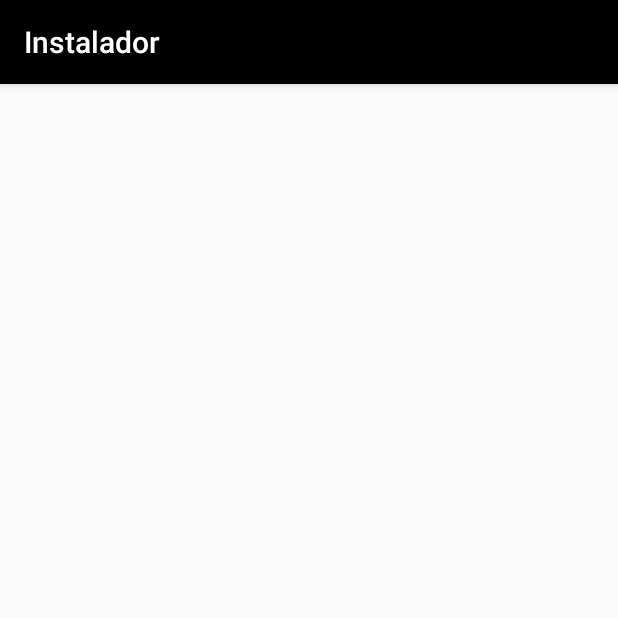
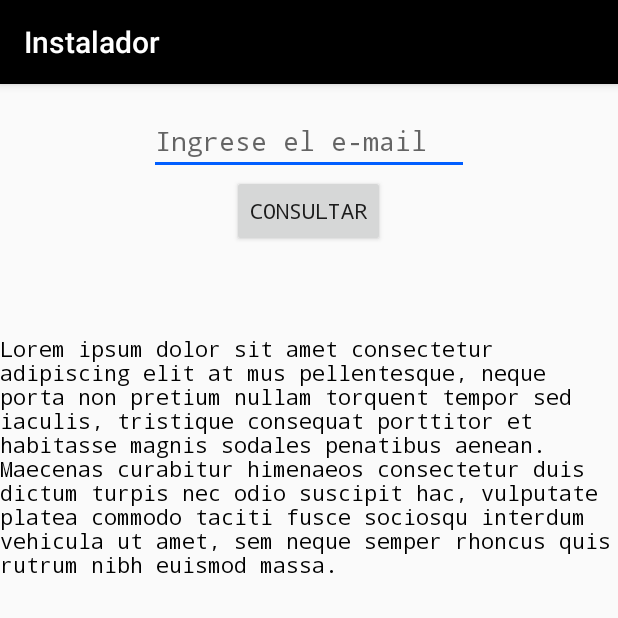
Before and after one commit to PabloSorzano/Instalador_AP, an Android app: the Consultar screen opened directly, with no data from a screen before it, on a phone screen of 412 x 824 dp, the top half of it. Run offline under Robolectric (Android 15) with nearby library versions, the phone set to English and light mode, and no system bars.

Commit message:
Funcional BD

```diff
--- a/app/src/main/java/ipn/cecyt9/instalador_pa/Consultar.java
+++ b/app/src/main/java/ipn/cecyt9/instalador_pa/Consultar.java
@@ -1,16 +1,22 @@
 package ipn.cecyt9.instalador_pa;
 
-import android.database.Cursor;
+import android.database.*;
 import android.database.sqlite.SQLiteDatabase;
 import android.support.v7.app.AppCompatActivity;
 import android.os.Bundle;
-import android.widget.TextView;
+import android.view.View;
+import android.widget.EditText;
+import android.widget.*;
 import android.widget.Toast;
 
 import ipn.cecyt9.instalador_pa.data.SmartConstract;
 import ipn.cecyt9.instalador_pa.data.SmartHouseDBHelper;
 
 public class Consultar extends AppCompatActivity {
+    TextView text;
+    Button cons;
+    EditText mai;
+
     SmartHouseDBHelper jj ;
     SQLiteDatabase sqLiteDatabase ;
     Cursor cursor;
@@ -19,20 +25,42 @@ public class Consultar extends AppCompatActivity {
     String nombre, email, pass;
     @Override
     protected void onCreate(Bundle savedInstanceState) {
+        Toast.makeText(getApplicationContext(),"Ingrese un correo para buscar al usuario", Toast.LENGTH_SHORT).show();
         super.onCreate(savedInstanceState);
         setContentView(R.layout.activity_consultar);
+
+        cons = (Button)findViewById(R.id.cons);
+        text = (TextView)findViewById(R.id.text);
+        mai = (EditText)findViewById(R.id.mai) ;
+
+        cons.setOnClickListener(new View.OnClickListener() {
+            @Override
+            public void onClick(View view) {
+                if(!mai.getText().toString().trim().isEmpty()){
+                    consult();
+                }else{
+                    Toast.makeText(getApplicationContext(), "Ingrese un correo a buscar por favor", Toast.LENGTH_SHORT).show();
+                }
+            }
+        });
 
         jj = new SmartHouseDBHelper(getApplicationContext());
         sqLiteDatabase = jj.getWritableDatabase();
 
 
+
+
+
+    }
+
+    public void consult(){
         String table = SmartConstract.UsrEntry.TABLE_NAME;
         String[] columns = {SmartConstract.UsrEntry.ID_USUARIO,
                 SmartConstract.UsrEntry.NAME_USUARIO,
                 SmartConstract.UsrEntry.EMAIL,
                 SmartConstract.UsrEntry.CONTRASEÑA};
-        String selection = null;
-        String[] selectionArgs = null;
+        String selection = ""+SmartConstract.UsrEntry.EMAIL+" = ?";
+        String[] selectionArgs = {mai.getText().toString().trim()};
         String groupBy = null;
         String having = null;
         String orderBy = null;
@@ -54,9 +82,9 @@ public class Consultar extends AppCompatActivity {
                 nombre = cursor.getString(1);
                 email = cursor.getString(2);
                 pass = cursor.getString(3);
-                TextView dato = new TextView(getApplicationContext());
-                dato.append(""+idUsr+"");
             } while(cursor.moveToNext());
-        }else{}
+        }else{
+            Toast.makeText(getApplicationContext(), "No existen registros", Toast.LENGTH_SHORT).show();
+        }
     }
 }
--- a/app/src/main/java/ipn/cecyt9/instalador_pa/Inicio.java
+++ b/app/src/main/java/ipn/cecyt9/instalador_pa/Inicio.java
@@ -42,25 +42,21 @@ public class Inicio extends AppCompatActivity {
 
     public void add(View view){
         Intent cambio = new Intent(getApplicationContext(), Usuario.class);
-        finish();
         startActivity(cambio);
     }
 
     public void del(View view){
         Intent cambio = new Intent(getApplicationContext(), Eliminar.class);
-        finish();
         startActivity(cambio);
     }
 
     public void consult(View view){
         Intent cambio = new Intent(getApplicationContext(), Consultar.class);
-        finish();
         startActivity(cambio);
     }
 
     public void edit(View view){
         Intent cambio = new Intent(getApplicationContext(), Editar.class);
-        finish();
         startActivity(cambio);
     }
 
--- a/app/src/main/java/ipn/cecyt9/instalador_pa/data/SmartHouseDBHelper.java
+++ b/app/src/main/java/ipn/cecyt9/instalador_pa/data/SmartHouseDBHelper.java
@@ -41,7 +41,7 @@ public class SmartHouseDBHelper extends SQLiteOpenHelper {
                 + "FOREIGN KEY (" + SmartConstract.CasaEntry.ID_USUARIO + ") REFERENCES USUARIO("+ SmartConstract.UsrEntry.ID_USUARIO +") ON DELETE CASCADE ON UPDATE CASCADE)");
 
         db.execSQL("CREATE TABLE " + SmartConstract.CuartoEntry.TABLE_NAME + " ("
-                + SmartConstract.CuartoEntry.ID_CUARTO + " INTEGER PRIMARY KEY AUTOINCREMENT,"
+                + SmartConstract.CuartoEntry.ID_CUARTO + " INTEGER PRIMARY KEY AUTOINCREMENT," //raro
                 + SmartConstract.CuartoEntry.ID_CASA + " INTEGER NOT NULL,"
                 + SmartConstract.CuartoEntry.NOMBRE_CUARTO + " TEXT NOT NULL,"
                 + SmartConstract.CuartoEntry.NUMERO_PISO + " TEXT NOT NULL,"
@@ -56,7 +56,7 @@ public class SmartHouseDBHelper extends SQLiteOpenHelper {
                 + "UNIQUE (" + SmartConstract.CatDispEntry.ID_TIPO_DISP + "))");
 
         db.execSQL("CREATE TABLE " + SmartConstract.CuartoDispEntry.TABLE_NAME + " ("
-                + SmartConstract.CuartoDispEntry.ID_CUARTO_DISP + " INTEGER PRIMARY KEY AUTOINCREMENT,"
+                + SmartConstract.CuartoDispEntry.ID_CUARTO_DISP + " INTEGER PRIMARY KEY AUTOINCREMENT," //raro
                 + SmartConstract.CuartoDispEntry.ID_CUARTO + " INTEGER NOT NULL,"
                 + SmartConstract.CuartoDispEntry.ID_TIPO_DISP + " INTEGER NOT NULL,"
                 + "UNIQUE (" + SmartConstract.CuartoDispEntry.ID_CUARTO_DISP + "),"
--- a/app/src/main/res/layout/activity_consultar.xml
+++ b/app/src/main/res/layout/activity_consultar.xml
@@ -1,16 +1,68 @@
 <?xml version="1.0" encoding="utf-8"?>
-<ScrollView xmlns:android="http://schemas.android.com/apk/res/android"
+<LinearLayout xmlns:android="http://schemas.android.com/apk/res/android"
     xmlns:app="http://schemas.android.com/apk/res-auto"
     xmlns:tools="http://schemas.android.com/tools"
     android:layout_width="match_parent"
     android:layout_height="match_parent"
-    tools:context=".Consultar">
+    tools:context=".Consultar"
+    android:orientation="vertical"
+    android:weightSum="1"
+    >
+<RelativeLayout
+    android:layout_width="match_parent"
+    android:layout_height="wrap_content"
+    android:layout_weight=".05"
+    >
 
-        <LinearLayout
+
+        <EditText
+            android:id="@+id/mai"
+            android:layout_width="wrap_content"
+            android:layout_height="wrap_content"
+            android:layout_alignParentTop="true"
+            android:layout_centerHorizontal="true"
+            android:layout_marginTop="15dp"
+            android:ems="10"
+            android:hint="Ingrese el e-mail"
+            android:inputType="textEmailAddress"
+            android:typeface="monospace"
+            />
+
+        <Button
+            android:id="@+id/cons"
+            android:layout_width="wrap_content"
+            android:layout_height="wrap_content"
+            android:layout_below="@+id/mai"
+            android:layout_centerHorizontal="true"
+            android:text="CONSULTAR"
+            android:typeface="monospace"
+            app:layout_constraintStart_toStartOf="@+id/mai"
+            app:layout_constraintTop_toBottomOf="@+id/mai" />
+</RelativeLayout>
+
+<RelativeLayout
+    android:layout_width="match_parent"
+    android:layout_height="wrap_content"
+    android:layout_weight=".95"
+    >
+
+
+        <ScrollView
+            android:layout_height="wrap_content"
+            android:layout_width="wrap_content"
+            >
+
+        </ScrollView>
+
+        <TextView
+            android:id="@+id/text"
             android:layout_width="match_parent"
             android:layout_height="wrap_content"
-            android:orientation="vertical" />
-
-
-
-</ScrollView>
+            android:layout_alignParentStart="true"
+            android:layout_alignParentTop="true"
+            android:layout_marginTop="35dp"
+            android:text="Lorem ipsum dolor sit amet consectetur adipiscing elit at mus pellentesque, neque porta non pretium nullam torquent tempor sed iaculis, tristique consequat porttitor et habitasse magnis sodales penatibus aenean. Maecenas curabitur himenaeos consectetur duis dictum turpis nec odio suscipit hac, vulputate platea commodo taciti fusce sociosqu interdum vehicula ut amet, sem neque semper rhoncus quis rutrum nibh euismod massa. "
+            android:textColor="@color/colorPrimary"
+            android:typeface="monospace" />
+</RelativeLayout>
+</LinearLayout>
```
Also changed, not shown: app/src/main/java/ipn/cecyt9/instalador_pa/Casa.java (+26 -13 lines), app/src/main/java/ipn/cecyt9/instalador_pa/Cuarto.java (+32 -14 lines), app/src/main/java/ipn/cecyt9/instalador_pa/Usuario.java (+36 -18 lines), app/src/main/java/ipn/cecyt9/instalador_pa/data/BDatos.java (added, +409 -0 lines), app/src/main/res/layout/activity_usuario.xml (+14 -14 lines), app/src/main/res/drawable/install.png (added).
